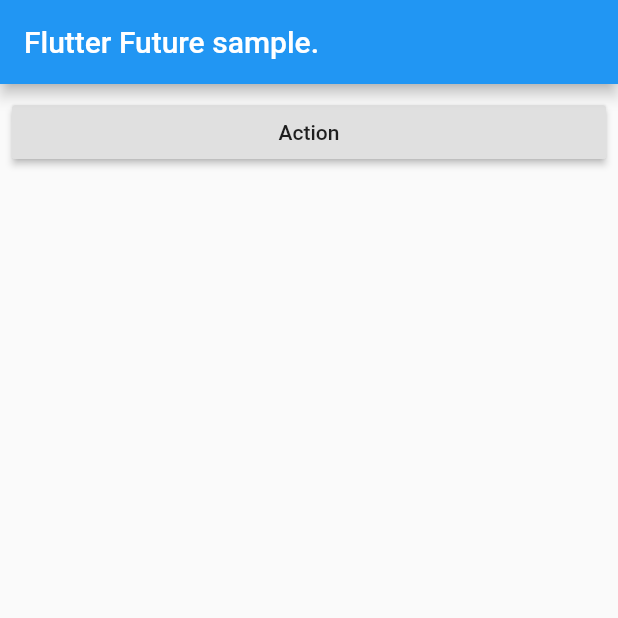
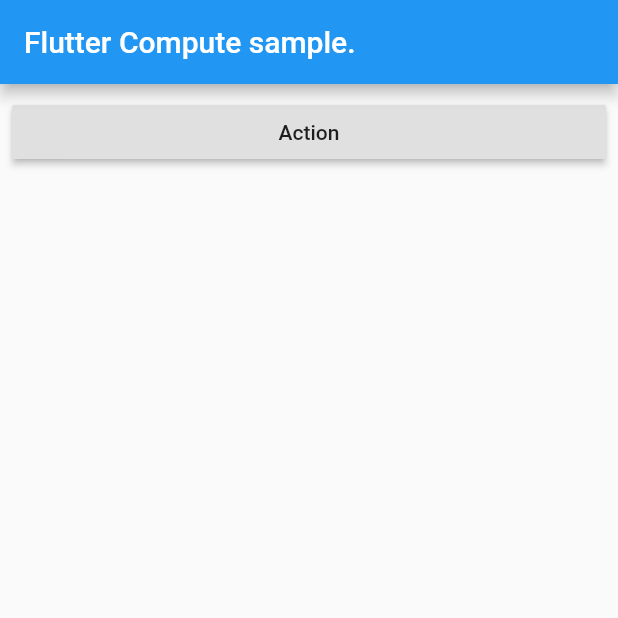
Before and after one commit to yaosatoshi/flutter_samples, a Flutter app: the screen it shows after launch, on a phone screen of 412 x 824 dp, the top half of it. Run offline on Flutter 3.47's test engine with Material 2 defaults, Android fonts, the phone set to English and light mode, and no system bars.

Commit message:
minor fix

```diff
--- a/lib/main.dart
+++ b/lib/main.dart
@@ -1,3 +1,5 @@
+import 'dart:io';
+
 import 'package:flutter/cupertino.dart';
 import 'package:flutter/material.dart';
 import 'package:provider/provider.dart';
@@ -18,7 +20,7 @@ class MyApp extends StatelessWidget {
 
 Future<String> getAsyncString(String fromMessage) async {
   var st = DateTime.now().millisecondsSinceEpoch;
-  await Future.delayed(new Duration(seconds: 2));
+  sleep(Duration(seconds: 2));
   return "getAsyncString() called. ${fromMessage} times. /delay:${DateTime.now().millisecondsSinceEpoch - st}ms";
 }
 
@@ -40,7 +42,7 @@ class MyHomePage extends StatelessWidget {
   @override
   Widget build(BuildContext context) {
     return Scaffold(
-      appBar: AppBar(title: Text("Flutter Future sample.")),
+      appBar: AppBar(title: Text("Flutter Compute sample.")),
       body: Column(
         children: [
           Row(
```
